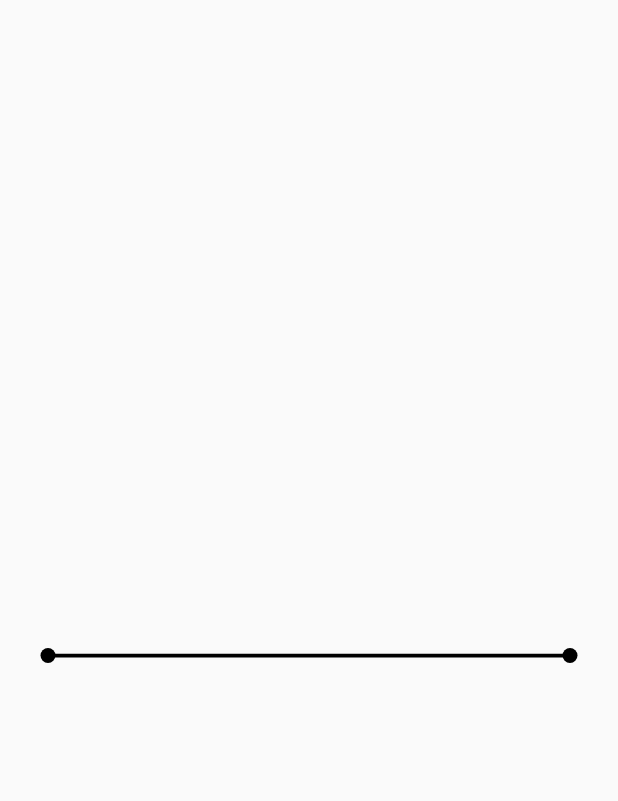
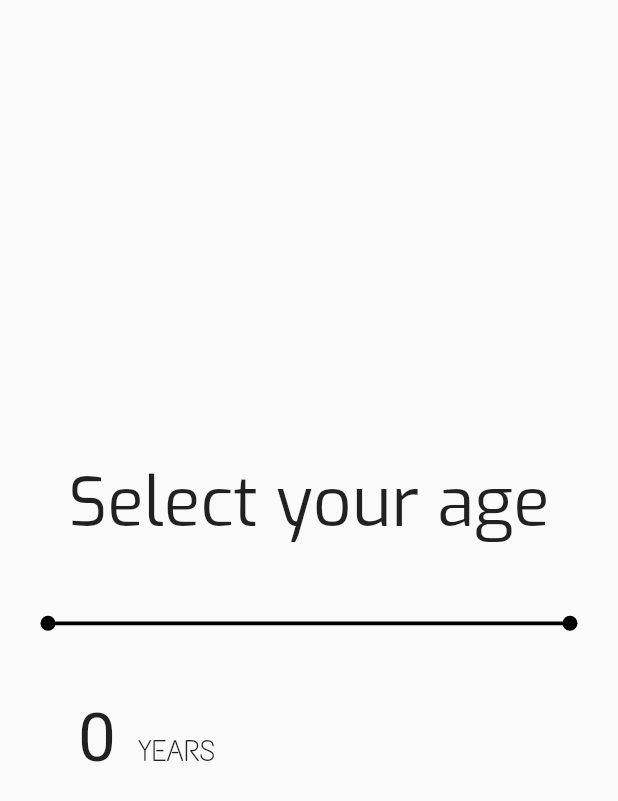
Before and after one commit to funwithflutter/flutter-wave-slider-example, a Flutter app: the screen it shows after launch, on a phone screen of 412 x 824 dp. Shown: the top 801 px of the screen. Run offline on Flutter 3.47's test engine with Material 2 defaults, Android fonts, the phone set to English and light mode, and no system bars.

Commit message:
Part 7: Touch Up

```diff
--- a/lib/main.dart
+++ b/lib/main.dart
@@ -11,13 +11,57 @@ class App extends StatefulWidget {
 }
 
 class _AppState extends State<App> {
+  int _age = 0;
+
   @override
   Widget build(BuildContext context) {
     return Scaffold(
       body: Container(
         padding: EdgeInsets.all(32.0),
         child: Center(
-          child: WaveSlider(),
+          child: Column(
+            mainAxisAlignment: MainAxisAlignment.center,
+            children: <Widget>[
+              Text(
+                'Select your age',
+                style: TextStyle(
+                  fontSize: 45,
+                  fontFamily: 'Exo',
+                ),
+              ),
+              WaveSlider(
+                onChanged: (double val) {
+                  setState(() {
+                    _age = (val * 100).round();
+                  });
+                },
+              ),
+              SizedBox(
+                height: 50.0,
+              ),
+              Row(
+                crossAxisAlignment: CrossAxisAlignment.baseline,
+                textBaseline: TextBaseline.alphabetic,
+                children: <Widget>[
+                  SizedBox(width: 20.0),
+                  Text(
+                    _age.toString(),
+                    style: TextStyle(fontSize: 45.0),
+                  ),
+                  SizedBox(
+                    width: 15.0,
+                  ),
+                  Text(
+                    'YEARS',
+                    style: TextStyle(fontFamily: 'TextMeOne', fontSize: 20.0),
+                  ),
+                  Expanded(
+                    child: Container(),
+                  ),
+                ],
+              )
+            ],
+          ),
         ),
       ),
     );
--- a/lib/wave_slider.dart
+++ b/lib/wave_slider.dart
@@ -4,20 +4,26 @@ import 'package:wave_slider/wave_painter.dart';
 class WaveSlider extends StatefulWidget {
   final double sliderWidth;
   final double sliderHeight;
-
   final Color color;
+  final ValueChanged<double> onChanged;
+  final ValueChanged<double> onChangeStart;
+  final ValueChanged<double> onChangeEnd;
 
   WaveSlider({
     this.sliderWidth = 350.0,
     this.sliderHeight = 50.0,
     this.color = Colors.black,
-  });
+    this.onChangeEnd,
+    this.onChangeStart,
+    @required this.onChanged,
+  }) : assert(sliderHeight >= 50 && sliderHeight <= 600);
 
   @override
   _WaveSliderState createState() => _WaveSliderState();
 }
 
-class _WaveSliderState extends State<WaveSlider> with SingleTickerProviderStateMixin {
+class _WaveSliderState extends State<WaveSlider>
+    with SingleTickerProviderStateMixin {
   double _dragPosition = 0.0;
   double _dragPercentage = 0.0;
 
@@ -34,6 +40,21 @@ class _WaveSliderState extends State<WaveSlider> with SingleTickerProviderStateM
   void dispose() {
     super.dispose();
     _slideController.dispose();
+  }
+
+  _handleChanged(double val) {
+    assert(widget.onChanged != null);
+    widget.onChanged(val);
+  }
+
+  _handleChangeStart(double val) {
+    assert(widget.onChangeStart != null);
+    widget.onChangeStart(val);
+  }
+
+  _handleChangeEnd(double val) {
+    assert(widget.onChangeEnd != null);
+    widget.onChangeEnd(val);
   }
 
   void _updateDragPosition(Offset val) {
@@ -57,6 +78,7 @@ class _WaveSliderState extends State<WaveSlider> with SingleTickerProviderStateM
     Offset localOffset = box.globalToLocal(start.globalPosition);
     _slideController.setStateToStart();
     _updateDragPosition(localOffset);
+    _handleChangeStart(_dragPercentage);
   }
 
   void _onDragUpdate(BuildContext context, DragUpdateDetails update) {
@@ -64,11 +86,14 @@ class _WaveSliderState extends State<WaveSlider> with SingleTickerProviderStateM
     Offset localOffset = box.globalToLocal(update.globalPosition);
     _slideController.setStateToSliding();
     _updateDragPosition(localOffset);
+    _handleChanged(_dragPercentage);
+    print(_dragPercentage);
   }
 
   void _onDragEnd(BuildContext context, DragEndDetails end) {
     _slideController.setStateToStopping();
     setState(() {});
+    _handleChangeEnd(_dragPercentage);
   }
 
   @override
```
Also changed, not shown: pubspec.yaml (+7 -0 lines), fonts/Exo-Regular.ttf (added), fonts/TextMeOne-Regular.ttf (added).
